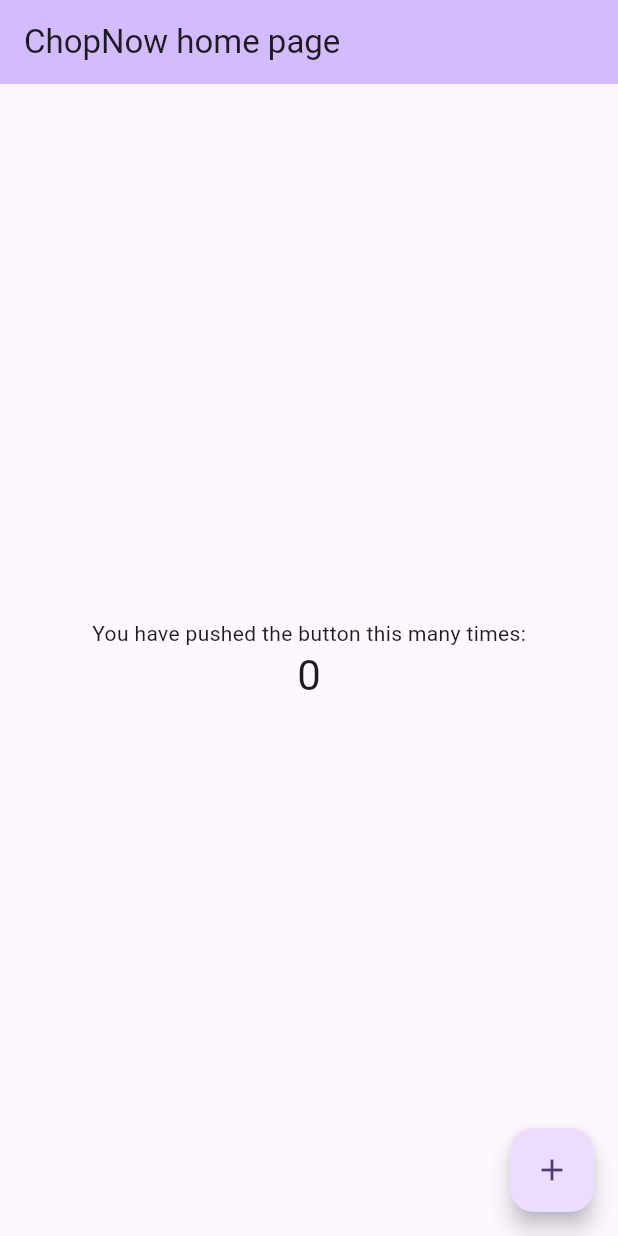
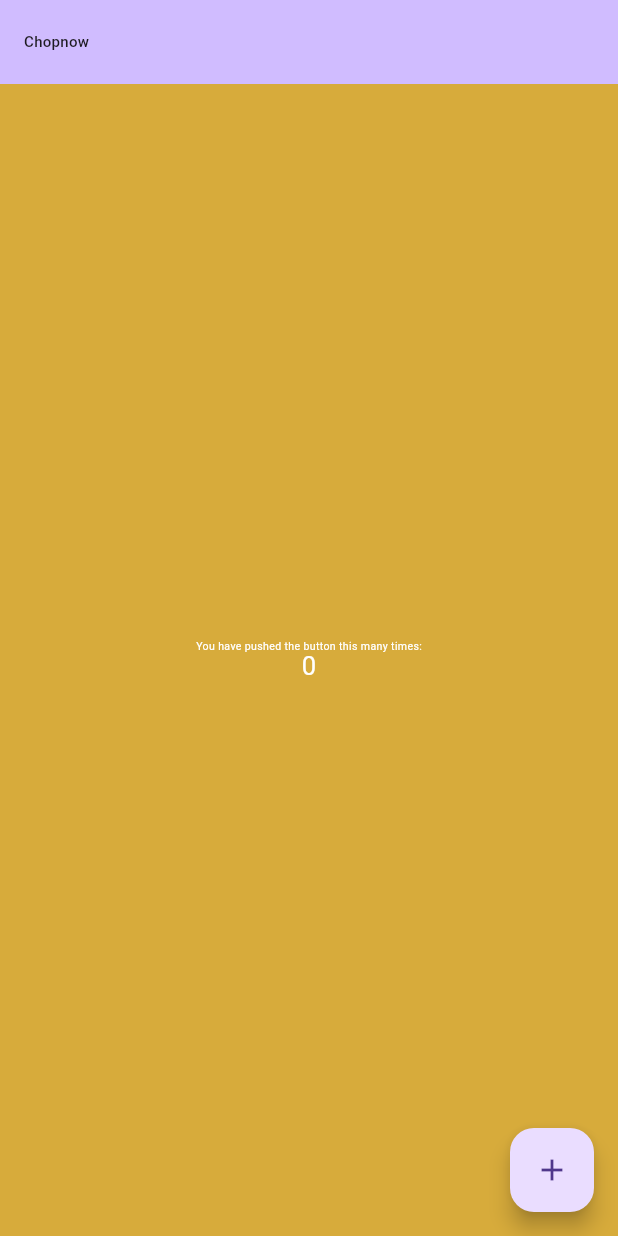
Before and after one commit to noyevate/ChopNow, a Flutter app: the screen it shows after launch, on a phone screen of 412 x 824 dp. Run offline on Flutter 3.47's test engine with Material 3 defaults, Android fonts, the phone set to English and light mode, and no system bars; our stand-ins replace flutter_screenutil, get.

```diff
--- a/lib/main.dart
+++ b/lib/main.dart
@@ -1,23 +1,44 @@
+import 'package:chopnow/common/color_extension.dart';
 import 'package:flutter/material.dart';
+import 'package:flutter_screenutil/flutter_screenutil.dart';
+import 'package:get/get_navigation/src/root/get_material_app.dart';
+
+  Widget defaltHome = const MyHomePage(title: "Chopnow");
 
 void main() {
   runApp(const MyApp());
 }
 
+// void main() => runApp(MyApp());
+
 class MyApp extends StatelessWidget {
-  const MyApp({super.key});
+  const MyApp({Key? key}) : super(key: key);
 
-  // This widget is the root of your application.
+
+
   @override
   Widget build(BuildContext context) {
-    return MaterialApp(
-      title: 'Chopnow',
-      theme: ThemeData(
-
-        colorScheme: ColorScheme.fromSeed(seedColor: Colors.deepPurple),
-        useMaterial3: true,
-      ),
-      home: const MyHomePage(title: 'ChopNow home page'),
+    //Set the fit size (Find your UI design, look at the dimensions of the device screen and fill it in,unit in dp)
+    return ScreenUtilInit(
+      designSize: const Size(720, 1640),
+      minTextAdapt: true,
+      splitScreenMode: true,
+      // Use builder only if you need to use library outside ScreenUtilInit context
+      builder: (context , child) {
+        return GetMaterialApp(
+          debugShowCheckedModeBanner: false,
+          title: 'Chopnow',
+          // You can use the library anywhere in the app even in theme
+          theme: ThemeData(
+            scaffoldBackgroundColor: Tcolor.primary,
+            iconTheme: IconThemeData(color: Color.fromRGBO(12, 21, 12, 0.5)),
+            primarySwatch: Colors.blueGrey,
+            textTheme: Typography.englishLike2018.apply(fontSizeFactor: 1.sp),
+          ),
+          home: defaltHome,
+        );
+      },
+      //child: const MyHomePage(title: 'Chopnow'),
     );
   }
 }
```
